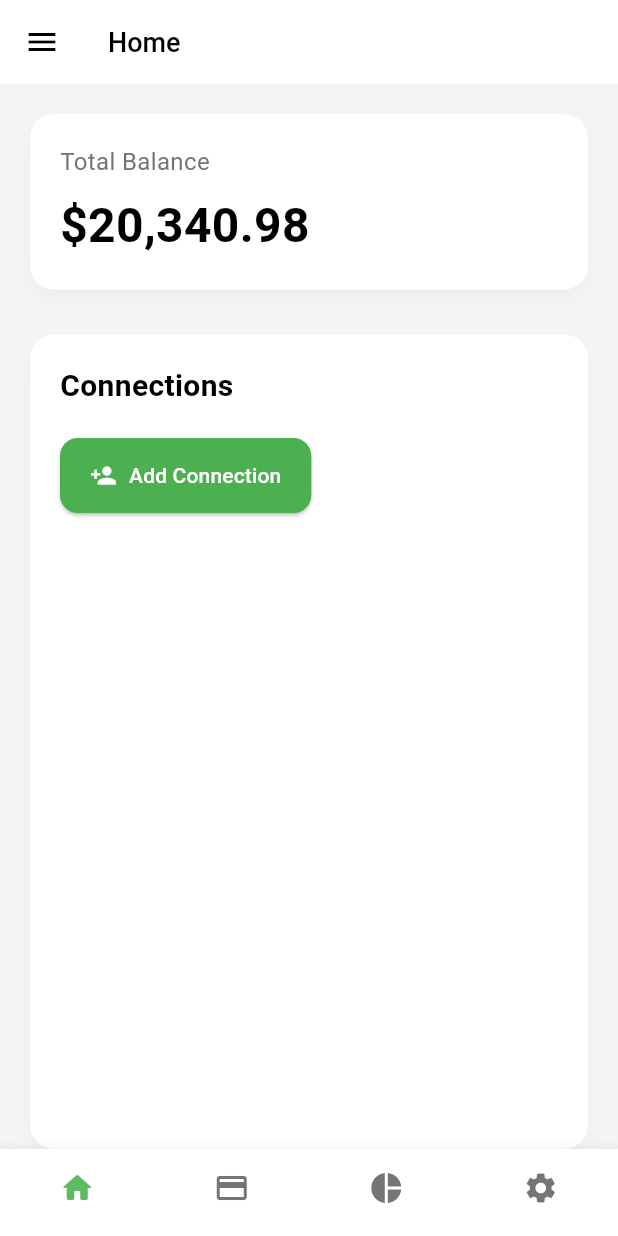
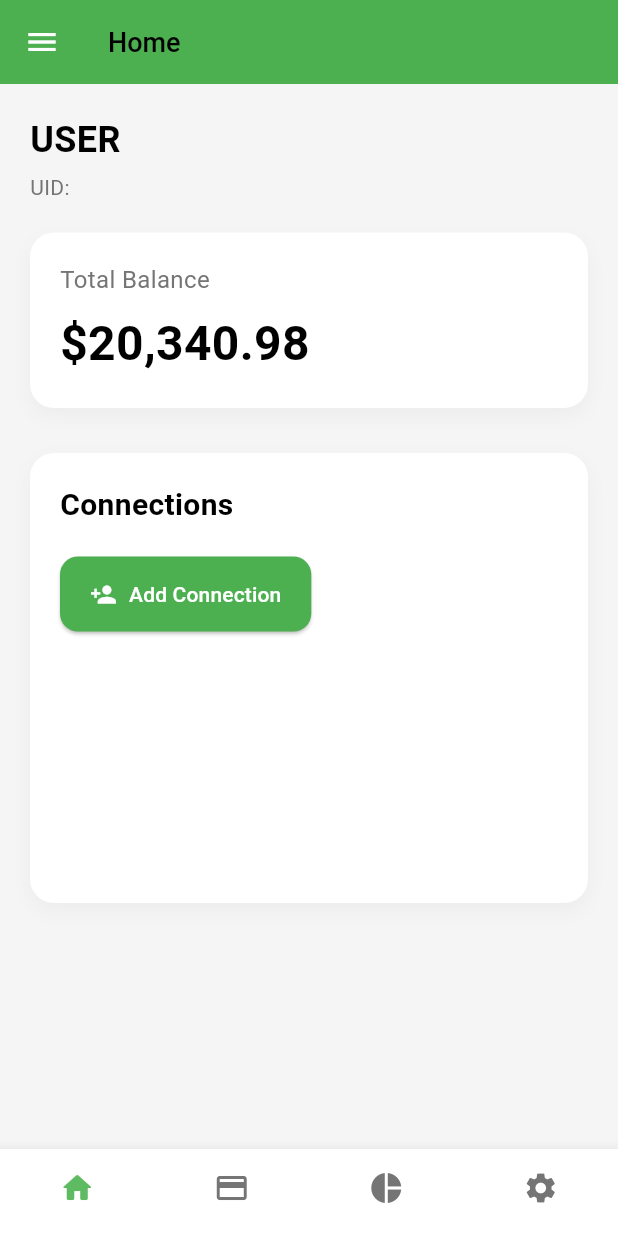
Before and after one commit to muhdismailm/peerpay, a Flutter app: the HomeScreen screen opened by its route, on a phone screen of 412 x 824 dp. Run offline on Flutter 3.47's test engine with Material 3 defaults, Android fonts, the phone set to English and light mode, and no system bars; our stand-ins replace cloud_firestore, firebase_auth, firebase_core, fluttertoast; accounts and stored records are empty.

Commit message:
connection page added , connections container flexible

```diff
--- a/lib/screens/homescreen.dart
+++ b/lib/screens/homescreen.dart
@@ -1,7 +1,7 @@
-// ignore_for_file: use_build_context_synchronously
 
 import 'package:cloud_firestore/cloud_firestore.dart';
 import 'package:expense_tracker/screens/profile.dart';
+import 'package:expense_tracker/screens/connected.dart';
 import 'package:firebase_auth/firebase_auth.dart';
 import 'package:flutter/material.dart';
 
@@ -261,16 +261,16 @@ class _HomeScreenState extends State<HomeScreen> {
               onTap: () async {
                 await FirebaseAuth.instance.signOut();
                 Navigator.pop(context);
-                // Navigate to login or welcome screen if needed
               },
             ),
           ],
         ),
       ),
       appBar: AppBar(
-        title: Text('Home', style: TextStyle(color: textColor)),
-        backgroundColor: backgroundColor,
-        iconTheme: IconThemeData(color: textColor),
+        title: const Text('Home'),
+        backgroundColor: Colors.green,
+        foregroundColor: Colors.white,
+        iconTheme: const IconThemeData(color: Colors.white),
         elevation: 0,
       ),
       body: SafeArea(
@@ -279,6 +279,23 @@ class _HomeScreenState extends State<HomeScreen> {
           child: Column(
             crossAxisAlignment: CrossAxisAlignment.start,
             children: [
+              const SizedBox(height: 20),
+              Text(
+                fullName.toUpperCase(),
+                style: TextStyle(
+                  fontSize: 24,
+                  fontWeight: FontWeight.bold,
+                  color: textColor,
+                ),
+              ),
+              const SizedBox(height: 5),
+              Text(
+                'UID: $customUid',
+                style: TextStyle(
+                  fontSize: 14,
+                  color: secondaryTextColor,
+                ),
+              ),
               const SizedBox(height: 20),
               Container(
                 width: double.infinity,
@@ -311,8 +328,12 @@ class _HomeScreenState extends State<HomeScreen> {
                 ),
               ),
               const SizedBox(height: 30),
-              Expanded(
+              Flexible(
+                fit: FlexFit.loose,
                 child: Container(
+                  constraints: BoxConstraints(
+                    maxHeight: 300 + (connections.length * 60),
+                  ),
                   padding: const EdgeInsets.all(20),
                   decoration: BoxDecoration(
                     color: backgroundColor,
@@ -375,6 +396,14 @@ class _HomeScreenState extends State<HomeScreen> {
                                 final userData = snapshot.data!.data()
                                     as Map<String, dynamic>;
                                 return GestureDetector(
+                                  onTap: () {
+                                    Navigator.push(
+                                      context,
+                                      MaterialPageRoute(
+                                        builder: (_) => ConnectedPage(userData: userData),
+                                      ),
+                                    );
+                                  },
                                   onLongPress: () async {
                                     final shouldDelete = await showDialog<bool>(
                                       context: context,
```
Also changed, not shown: lib/screens/connected.dart (added, +95 -0 lines).
